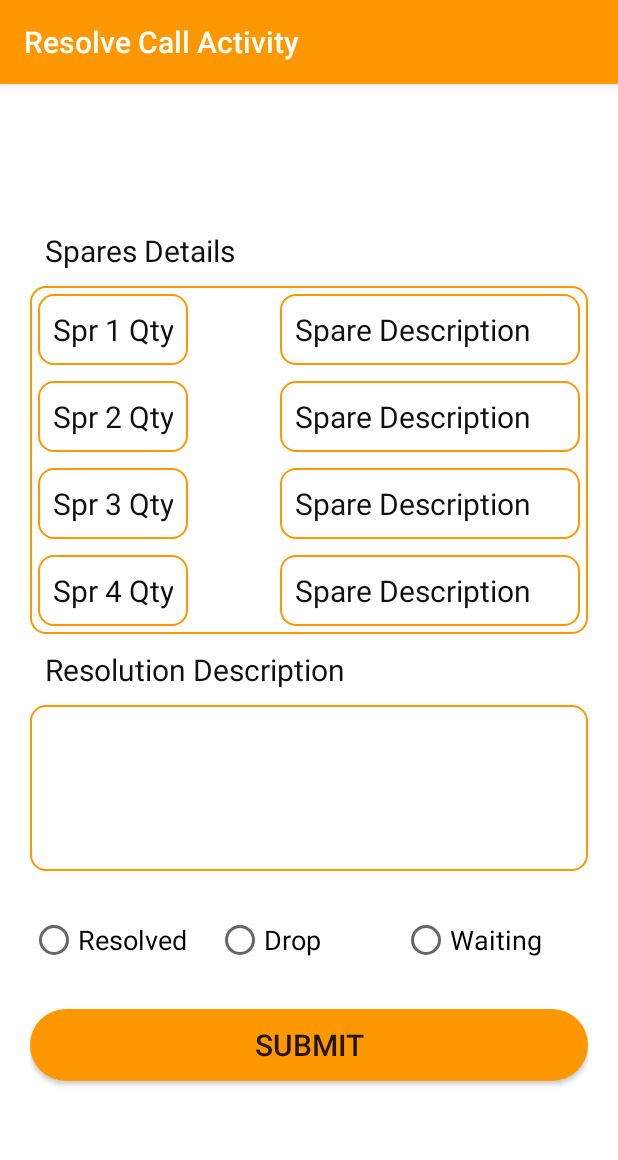
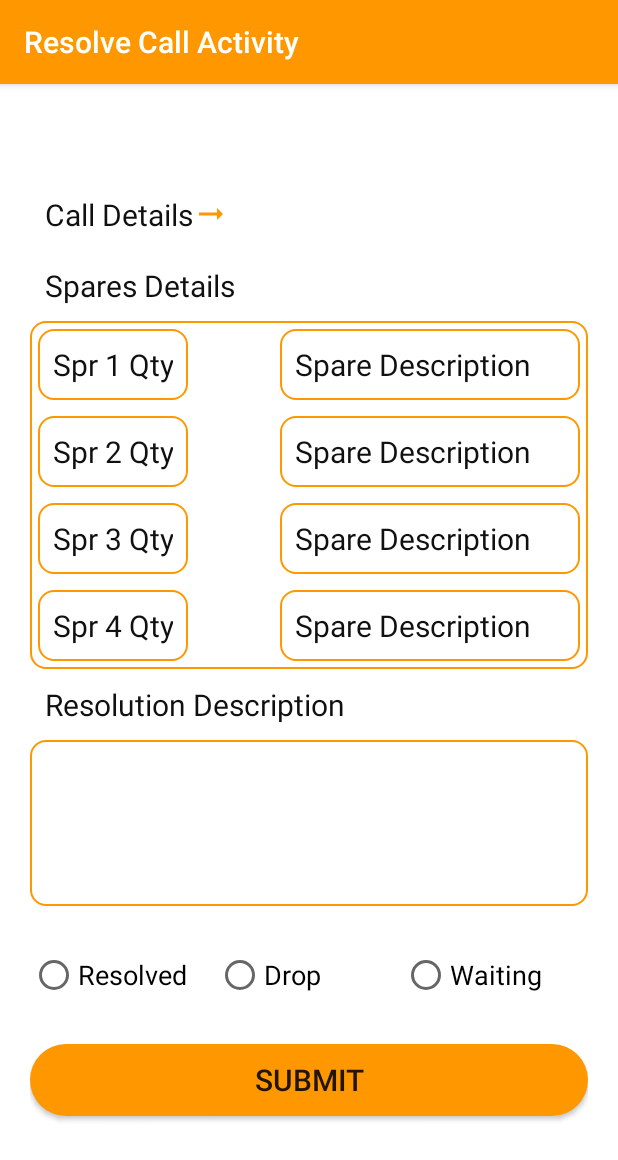
Before and after one commit to Abhilash-sringar-12/Labsolutions, an Android app: the ResolveActivity screen opened directly, with no data from a screen before it, on a phone screen of 412 x 824 dp. Shown: the top 1160 px of the screen. Run offline under Robolectric (Android 15) with nearby library versions, the phone set to English and light mode, and no system bars; our stand-ins replace Firebase (no records; nobody signed in at launch, a user with empty details on screens opened directly); libraries missing offline, so code that uses them is left out: com.itextpdf.text.

Commit message:
call details

```diff
--- a/app/src/main/java/com/example/labsolutions/engineer/ResolveActivity.java
+++ b/app/src/main/java/com/example/labsolutions/engineer/ResolveActivity.java
@@ -15,6 +15,7 @@ import android.widget.Toast;
 
 import com.example.labsolutions.R;
 import com.example.labsolutions.commons.Commons;
+import com.example.labsolutions.customer.ActivityDetails;
 import com.example.labsolutions.dateutils.DateUtility;
 import com.example.labsolutions.mailutils.MailUtility;
 import com.example.labsolutions.pojos.DateInfo;
@@ -59,7 +60,7 @@ import static com.example.labsolutions.commons.Commons.getDuration;
 public class ResolveActivity extends AppCompatActivity {
     Button send;
     TextInputLayout resolutionDescriptionField;
-    TextView sprOneQty, sprTwoQty, sprThreeQty, sprFourQty, sprOneDesc, sprTwoDesc, sprThreeDesc, sprFourDesc;
+    TextView sprOneQty, sprTwoQty, sprThreeQty, sprFourQty, sprOneDesc, sprTwoDesc, sprThreeDesc, sprFourDesc, callDetails;
     RadioGroup radioGroup;
     RadioButton radioButton;
     ApiService apiService;
@@ -119,7 +120,16 @@ public class ResolveActivity extends AppCompatActivity {
             sprTwoDesc = findViewById(R.id.spareTwoDesc);
             sprThreeDesc = findViewById(R.id.spareThreeDesc);
             sprFourDesc = findViewById(R.id.spareFourDesc);
+            callDetails = findViewById(R.id.viewMore);
             apiService = Client.getClient("https://fcm.googleapis.com/").create(ApiService.class);
+            callDetails.setOnClickListener(new View.OnClickListener() {
+                @Override
+                public void onClick(View view) {
+                    Intent callDetails = new Intent(ResolveActivity.this, ActivityDetails.class);
+                    callDetails.putExtra("activityId", activityId);
+                    startActivity(callDetails);
+                }
+            });
             if (!activityId.isEmpty()) {
                 DatabaseReference rootRef = FirebaseDatabase.getInstance().getReference();
                 DatabaseReference currentActivityDs = rootRef.child("activities").child(activityId);
--- a/app/src/main/java/com/example/labsolutions/engineer/ViewAssignedActivities.java
+++ b/app/src/main/java/com/example/labsolutions/engineer/ViewAssignedActivities.java
@@ -232,7 +232,7 @@ public class ViewAssignedActivities extends AppCompatActivity {
                                                                             FirebaseDatabase.getInstance().getReference("activities").child(activityId).child("timeStamp").setValue(ServerValue.TIMESTAMP);
                                                                             if (task.isSuccessful()) {
                                                                                 SendNotification.notify(adminTokenId, "Labsolutions", userInfo.getUser() + " accepted the call for " + instrumentIdValue, apiService, "adminAllActivities");
-                                                                                SendNotification.notify(workAdminTokenId, "Labsolutions", userInfo.getUser() + "  accepted the call for " + instrumentIdValue, apiService, "workAdminAssignActivity");
+                                                                                SendNotification.notify(workAdminTokenId, "Labsolutions", userInfo.getUser() + "  accepted the call for " + instrumentIdValue, apiService, "workAdminAllActivities");
                                                                                 SendNotification.notify(customerTokenId, "Labsolutions", userInfo.getUser() + " will be working on the call for " + instrumentIdValue, apiService, "customerCurrentActivity");
                                                                                 Commons.dismissProgressDialog(progressDialog);
                                                                                 Toast.makeText(ViewAssignedActivities.this, "You have accepted the call request", Toast.LENGTH_SHORT).show();
--- /dev/null
+++ b/app/src/main/res/drawable/ic_baseline_arrow_right_alt_24.xml
@@ -0,0 +1,5 @@
+<vector android:height="24dp" android:tint="#FF9800"
+    android:viewportHeight="24" android:viewportWidth="24"
+    android:width="24dp" xmlns:android="http://schemas.android.com/apk/res/android">
+    <path android:fillColor="@android:color/white" android:pathData="M16.01,11H4v2h12.01v3L20,12l-3.99,-4z"/>
+</vector>
--- a/app/src/main/res/layout/activity_approve_activity.xml
+++ b/app/src/main/res/layout/activity_approve_activity.xml
@@ -35,6 +35,18 @@
         android:padding="20dp"
         android:id="@+id/resolveLayout"
         tools:context=".engineer.ViewAssignedActivities">
+        <TextView
+            android:id="@+id/viewMore"
+            android:layout_width="wrap_content"
+            android:layout_height="wrap_content"
+            android:text="Call Details"
+            android:layout_gravity="left"
+            android:textColor="@color/view_black"
+            android:drawableEnd="@drawable/ic_baseline_arrow_right_alt_24"
+            android:padding = "10dp"
+            android:textSize="20sp"
+            android:gravity="top">
+        </TextView>
         <TextView
             android:id="@+id/sparesText"
             android:layout_width="wrap_content"
```
